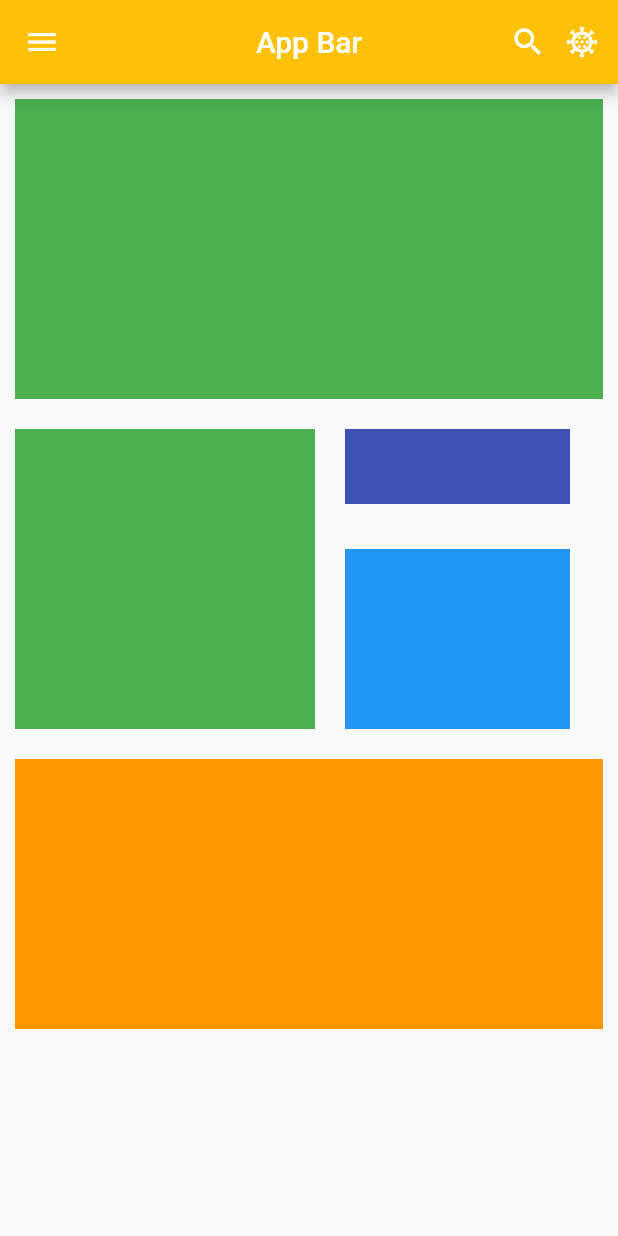
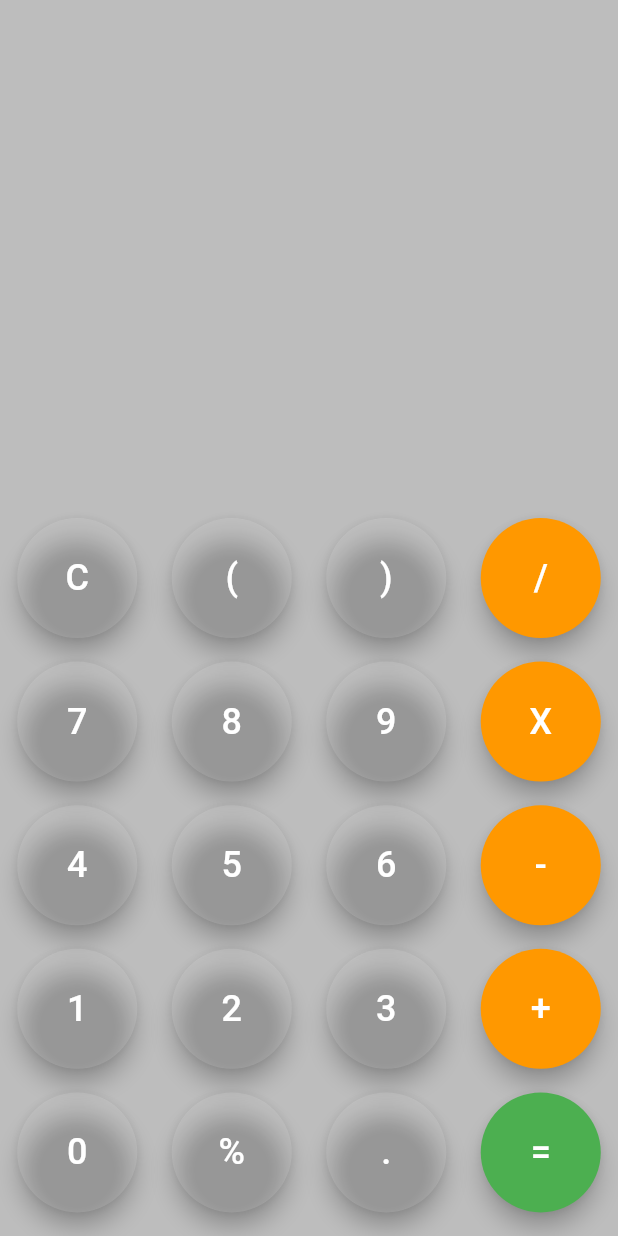
Before and after one commit to BahromjonPolat/flutter-lessons, a Flutter app: the screen it shows after launch, on a phone screen of 412 x 824 dp. Run offline on Flutter 3.47's test engine with Material 2 defaults, Android fonts, the phone set to English and light mode, and no system bars.

Commit message:
2-dars: Calculator

```diff
--- /dev/null
+++ b/lib/lesson_2/calculator_page.dart
@@ -0,0 +1,133 @@
+import 'package:flutter/material.dart';
+
+class CalculatorPage extends StatefulWidget {
+  const CalculatorPage({Key? key}) : super(key: key);
+
+  @override
+  State<CalculatorPage> createState() => _CalculatorPageState();
+}
+
+class _CalculatorPageState extends State<CalculatorPage> {
+  final Color _black = Colors.black26;
+  final Color _white = Colors.white;
+  final Color _white12 = Colors.white12;
+  final Color _orange = Colors.orange;
+  final Color _green = Colors.green;
+  final Color _red = Colors.red;
+
+  String _char = '';
+  String _num1 = '';
+  String _num2 = '';
+  String _result = '';
+  String _opr = '';
+  @override
+  Widget build(BuildContext context) {
+    return Scaffold(
+      backgroundColor: _black,
+      body: Column(
+        children: [
+          Expanded(
+            flex: 4,
+            child: Container(
+              alignment: Alignment.bottomRight,
+              padding: const EdgeInsets.symmetric(horizontal: 16.0),
+              child: Column(
+                mainAxisAlignment: MainAxisAlignment.end,
+                crossAxisAlignment: CrossAxisAlignment.end,
+                children: [
+                  Text(
+                    _char,
+                    style: TextStyle(color: _white, fontSize: 18.0),
+                  ),
+                  Text(
+                    _result,
+                    style: TextStyle(color: _white, fontSize: 22.0),
+                  )
+                ],
+              ),
+            ),
+          ),
+          Expanded(
+            flex: 6,
+            child: Container(
+              // color: _orange,
+              child: Column(
+                mainAxisAlignment: MainAxisAlignment.spaceEvenly,
+                children: [
+                  _setRow('C()/'),
+                  _setRow('789X'),
+                  _setRow('456-'),
+                  _setRow('123+'),
+                  _setRow('0%.=')
+                ],
+              ),
+            ),
+          )
+        ],
+      ),
+    );
+  }
+
+  Widget _setRow(String symbols) => Row(
+        mainAxisAlignment: MainAxisAlignment.spaceAround,
+        children: [
+          _button(symbols[0]),
+          _button(symbols[1]),
+          _button(symbols[2]),
+          _button(symbols[3], color: symbols[3] == '=' ? _green : _orange),
+        ],
+      );
+
+  _button(
+    String sym, {
+    Color color = Colors.white12,
+  }) =>
+      SizedBox(
+        height: 80.0,
+        width: 80.0,
+        child: FloatingActionButton(
+          backgroundColor: color,
+          onPressed: () {
+            print(_num1);
+            print(_num2);
+            setState(() {
+              if (sym == 'C') {
+                if (_char.isEmpty) return;
+                _char = _char.substring(0, _char.length - 1);
+                return;
+              }
+
+              if (sym == '=' && _num1.isNotEmpty && _num2.isNotEmpty) {
+
+                int num1 = int.parse(_num1);
+                int num2 = int.parse(_num2);
+                String res = '${num1 + num2}';
+                _result = res;
+                return;
+              }
+
+              if ('/X-+'.contains(sym)) {
+                _opr = sym;
+                _char = '$_char$sym';
+                return;
+              }
+
+              if('1234567890'.contains(sym)) {
+                if (_opr.isEmpty) {
+                  _num1 = '$_num1$sym';
+
+                }
+                else {
+                  _num2 = '$_num2$sym';
+                }
+                _char = '$_char$sym';
+                return;
+              }
+
+              _char = '$_char$sym';
+            });
+          },
+          child: Text(sym, style: const TextStyle(fontSize: 24.0)),
+        ),
+      );
+}
--- a/lib/main.dart
+++ b/lib/main.dart
@@ -1,5 +1,6 @@
 import 'package:flutter/material.dart';
 import 'package:flutter_lessons/lesson_1/main.dart';
+import 'package:flutter_lessons/lesson_2/calculator_page.dart';
 
 void main() {
   runApp(const MyApp());
@@ -13,7 +14,7 @@ class MyApp extends StatelessWidget {
   Widget build(BuildContext context) {
     return const MaterialApp(
       debugShowCheckedModeBanner: false,
-      home: LessonOneMainPage(),
+      home: CalculatorPage(),
     );
   }
 }
```
